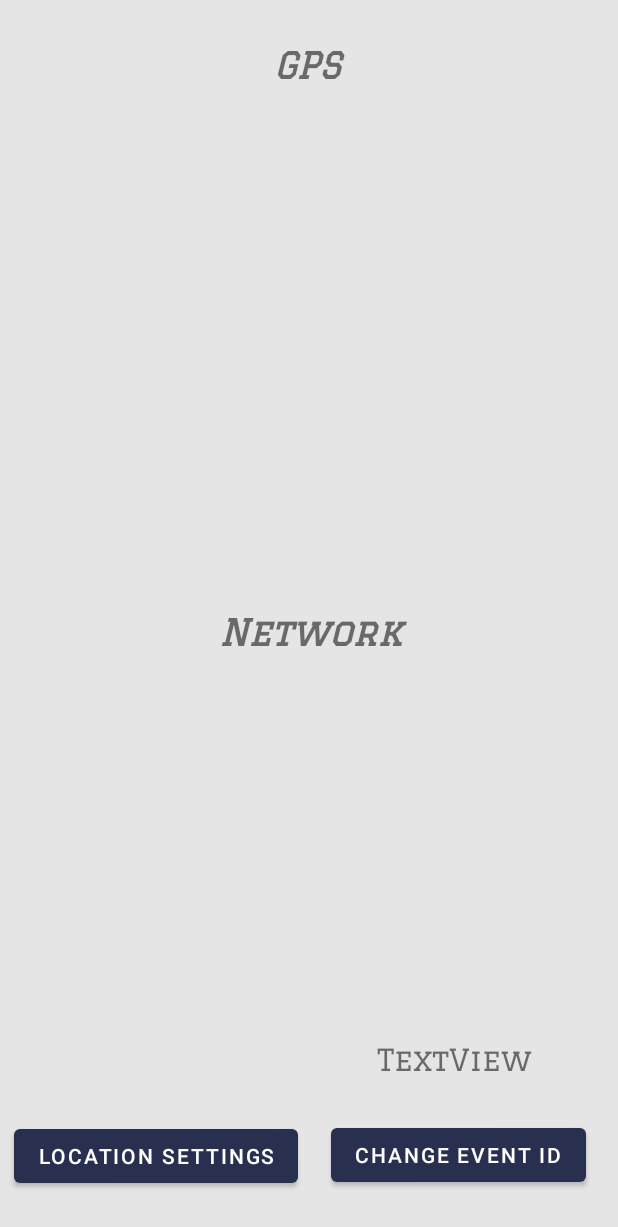
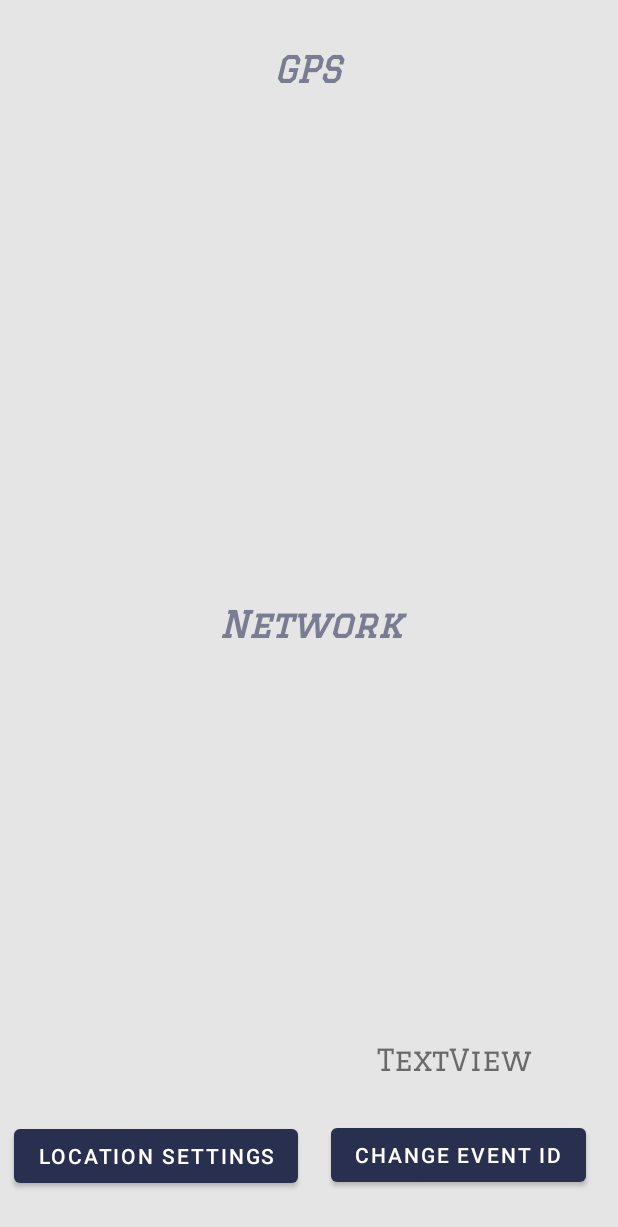
Before and after one commit to Crystal2033/FirecarTrackerClient, an Android app: the layout fragment_gps_info.xml on its own in the app's theme, with its tools: preview values and no code run, on a phone screen of 412 x 824 dp. Shown: the top 1227 px of the screen. Run offline under Robolectric (Android 15) with nearby library versions, the phone set to English and light mode, and no system bars.

```diff
--- a/app/src/main/java/com/aqulasoft/fireman/mobile/base/repository/tracker/TrackerService.java
+++ b/app/src/main/java/com/aqulasoft/fireman/mobile/base/repository/tracker/TrackerService.java
@@ -36,7 +36,6 @@ public class TrackerService {
                 .doOnNext(request -> { //computation thread
                             System.out.println("ThreadName : " + Thread.currentThread().getName());
                             System.out.println("Vehicle: " + request.getVehicleId());
-
                         }
                 )
                 .observeOn(AndroidSchedulers.mainThread()) //everything under is on the main thread
@@ -46,13 +45,6 @@ public class TrackerService {
                         System.out.println("ThreadName : " + Thread.currentThread().getName());
                         System.out.println("Vehicle: " + request.getVehicleId());
                         PrintLocations(request);
-                    }
-
-                    private void PrintLocations(@NonNull VehiclePositionRequest request) {
-                        int i = 0;
-                        for (VehiclePositionDto pos : request.getPositions()) {
-                            System.out.println(++i + ". ( " + pos.getLatitude() + ", " + pos.getLongitude() + " )");
-                        }
                     }
 
                     @Override
@@ -80,7 +72,6 @@ public class TrackerService {
                     @Override
                     public void onNext(@NonNull VehicleStatRequest request) {
                         System.out.println(request + "Car has been added " + req.getVehicleId() + " " + Thread.currentThread().getName());
-
                     }
 
                     @Override
@@ -94,4 +85,12 @@ public class TrackerService {
                     }
                 });
     }
+
+
+    private void PrintLocations(@NonNull VehiclePositionRequest request) {
+        int i = 0;
+        for (VehiclePositionDto pos : request.getPositions()) {
+            System.out.println(++i + ". ( " + pos.getLatitude() + ", " + pos.getLongitude() + " )");
+        }
+    }
 }
--- a/app/src/main/java/com/aqulasoft/fireman/mobile/base/utils/FiremanSettings.java
+++ b/app/src/main/java/com/aqulasoft/fireman/mobile/base/utils/FiremanSettings.java
@@ -20,5 +20,7 @@ public class FiremanSettings {
     public static final String TRACKER_HOSTNAME = "http://10.0.2.2:18711";
     public static final int LOCATION_SEND_TIME_INTERVAL = 2000;
     public static final int LOCATION_PACK_SIZE = 5;
+    public static final int LOCATION_GPS_TIME_UPDATE = 1000; //ms
+    public static final int NETWORK_PROVIDER_TIME_UPDATE = 1000; //ms
 
 }
--- a/app/src/main/java/com/aqulasoft/fireman/mobile/ui/postlogin/fragments/GpsInfoFragment.java
+++ b/app/src/main/java/com/aqulasoft/fireman/mobile/ui/postlogin/fragments/GpsInfoFragment.java
@@ -1,7 +1,9 @@
 package com.aqulasoft.fireman.mobile.ui.postlogin.fragments;
 
+import static com.aqulasoft.fireman.mobile.base.utils.FiremanSettings.LOCATION_GPS_TIME_UPDATE;
 import static com.aqulasoft.fireman.mobile.base.utils.FiremanSettings.LOCATION_PACK_SIZE;
 import static com.aqulasoft.fireman.mobile.base.utils.FiremanSettings.LOCATION_SEND_TIME_INTERVAL;
+import static com.aqulasoft.fireman.mobile.base.utils.FiremanSettings.NETWORK_PROVIDER_TIME_UPDATE;
 
 import android.Manifest;
 import android.content.Context;
@@ -43,7 +45,7 @@ public class GpsInfoFragment extends BaseFragment<FragmentGpsInfoBinding> implem
 
     private ArrayList<VehiclePositionDto> lastLocations;
     private String vehicleId = "PaulVehicle"; //TODO: delete this field in future, need to get this data
-    private String eventId = "60"; //TODO: delete this field in future, need to get this data
+    private String eventId = "74"; //TODO: delete this field in future, need to get this data
 
     private LocationListener locationListener = new LocationListener() {
 
@@ -103,11 +105,11 @@ public class GpsInfoFragment extends BaseFragment<FragmentGpsInfoBinding> implem
         System.out.println("\n");
         //TODO: Getting vehicleId and Getting eventId
 
-        lastLocations.add(new VehiclePositionDto(location, eventId));
-        if (lastLocations.size() > LOCATION_PACK_SIZE) {
-            System.out.println("Sending data...");
-            trackerService.addPoints(lastLocations, vehicleId);
-        }
+//        lastLocations.add(new VehiclePositionDto(location, eventId));
+//        if (lastLocations.size() > LOCATION_PACK_SIZE) {
+//            System.out.println("Sending data...");
+//            trackerService.addPoints(lastLocations, vehicleId);
+//        }
     }
 
     public Observable<Location> schedule() {
@@ -144,9 +146,9 @@ public class GpsInfoFragment extends BaseFragment<FragmentGpsInfoBinding> implem
             return;
         }
         locationManager.requestLocationUpdates(LocationManager.GPS_PROVIDER,
-                1000 * 10, 10, locationListener);
+                LOCATION_GPS_TIME_UPDATE, 10, locationListener);
         locationManager.requestLocationUpdates(
-                LocationManager.NETWORK_PROVIDER, 1000 * 10, 10,
+                LocationManager.NETWORK_PROVIDER, NETWORK_PROVIDER_TIME_UPDATE, 10,
                 locationListener);
         checkEnabled();
     }
--- a/app/src/main/res/layout/fragment_gps_info.xml
+++ b/app/src/main/res/layout/fragment_gps_info.xml
@@ -29,6 +29,7 @@
                 android:fontFamily="@font/graduate"
                 android:text="@string/provider_gps"
                 android:textAlignment="center"
+                android:textColor="@color/colorSubHintText"
                 android:textSize="24sp"
                 android:textStyle="bold|italic"
                 app:layout_constraintBottom_toTopOf="@+id/tvLocationGPS"
@@ -40,11 +41,11 @@
 
             <TextView
                 android:id="@+id/tvLocationGPS"
-                android:layout_width="371dp"
-                android:layout_height="104dp"
+                android:layout_width="350dp"
+                android:layout_height="93dp"
                 android:layout_marginBottom="16dp"
                 android:fontFamily="@font/graduate"
-                android:textAlignment="center"
+                android:textAlignment="textStart"
                 android:textSize="20sp"
                 app:layout_constraintBottom_toTopOf="@+id/tvEnabledGPS"
                 app:layout_constraintEnd_toEndOf="parent"
@@ -53,11 +54,11 @@
 
             <TextView
                 android:id="@+id/tvEnabledGPS"
-                android:layout_width="358dp"
-                android:layout_height="39dp"
+                android:layout_width="350dp"
+                android:layout_height="42dp"
                 android:layout_marginBottom="16dp"
                 android:fontFamily="@font/graduate"
-                android:textAlignment="center"
+                android:textAlignment="viewStart"
                 android:textSize="20sp"
                 app:layout_constraintBottom_toTopOf="@+id/tvStatusGPS"
                 app:layout_constraintEnd_toEndOf="parent"
@@ -66,8 +67,8 @@
 
             <TextView
                 android:id="@+id/tvStatusGPS"
-                android:layout_width="332dp"
-                android:layout_height="21dp"
+                android:layout_width="350dp"
+                android:layout_height="23dp"
                 android:layout_marginBottom="16dp"
                 android:fontFamily="@font/graduate"
                 android:textSize="20sp"
@@ -135,34 +136,35 @@
 
             <TextView
                 android:id="@+id/tvEnabledNet"
-                android:layout_width="347dp"
-                android:layout_height="46dp"
+                android:layout_width="350dp"
+                android:layout_height="54dp"
                 android:layout_marginBottom="28dp"
                 android:fontFamily="@font/graduate"
-                android:textAlignment="center"
+                android:textAlignment="viewStart"
                 android:textSize="20sp"
                 app:layout_constraintBottom_toTopOf="@+id/tvStatusNet"
                 app:layout_constraintEnd_toEndOf="parent"
-                app:layout_constraintHorizontal_bias="0.509"
+                app:layout_constraintHorizontal_bias="0.615"
                 app:layout_constraintStart_toStartOf="parent" />
 
             <TextView
                 android:id="@+id/tvStatusNet"
-                android:layout_width="321dp"
+                android:layout_width="350dp"
                 android:layout_height="26dp"
                 android:fontFamily="@font/graduate"
                 android:textSize="24sp"
                 app:layout_constraintBottom_toBottomOf="parent"
                 app:layout_constraintEnd_toEndOf="parent"
+                app:layout_constraintHorizontal_bias="0.615"
                 app:layout_constraintStart_toStartOf="parent" />
 
             <TextView
                 android:id="@+id/tvLocationNet"
-                android:layout_width="365dp"
+                android:layout_width="350dp"
                 android:layout_height="85dp"
                 android:layout_marginBottom="28dp"
                 android:fontFamily="@font/graduate"
-                android:textAlignment="center"
+                android:textAlignment="viewStart"
                 android:textSize="20sp"
                 app:layout_constraintBottom_toTopOf="@+id/tvEnabledNet"
                 app:layout_constraintEnd_toEndOf="parent"
@@ -177,6 +179,7 @@
                 android:text="@string/provider_network"
                 android:textAlignment="center"
                 android:textAllCaps="false"
+                android:textColor="@color/colorSubHintText"
                 android:textSize="24sp"
                 android:textStyle="bold|italic"
                 app:layout_constraintBottom_toTopOf="@+id/tvLocationNet"
```
